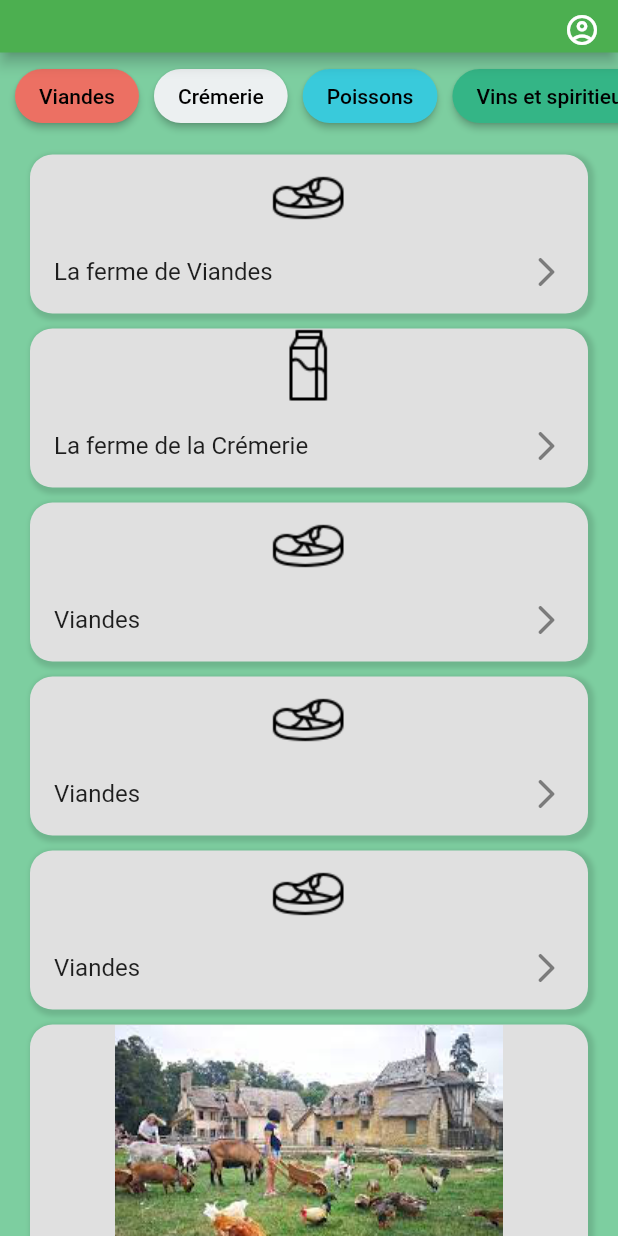
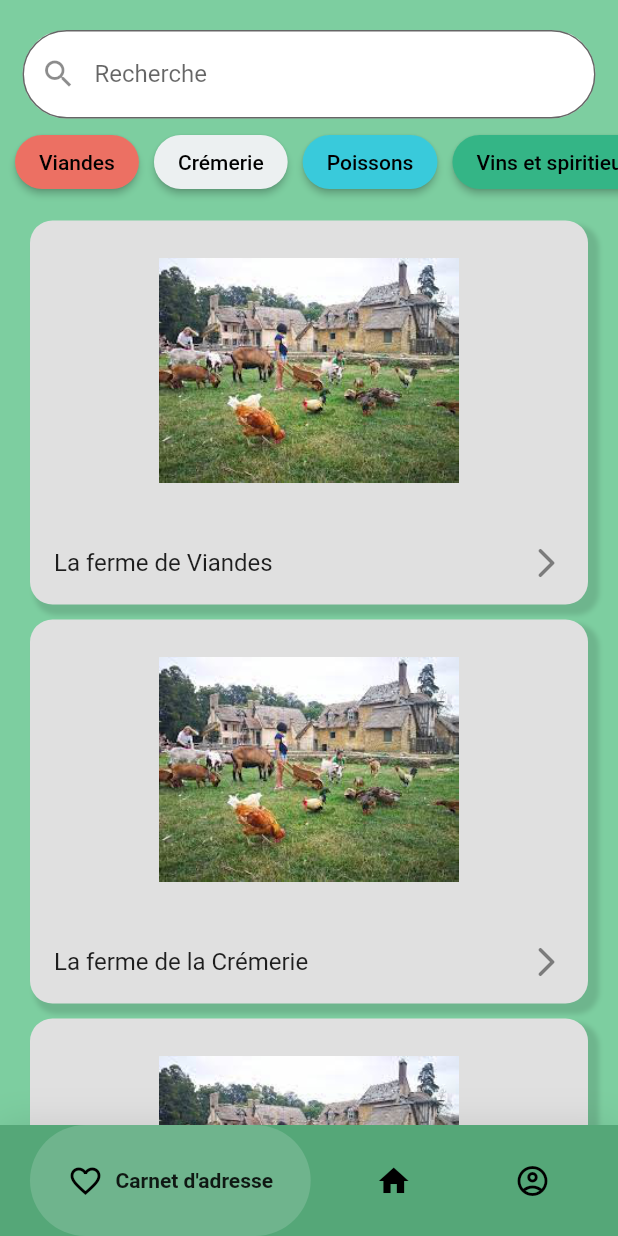
Before and after one commit to Sollres/place_du_marche, a Flutter app: the screen it shows after launch, on a phone screen of 412 x 824 dp. Run offline on Flutter 3.47's test engine with Material 2 defaults, Android fonts, the phone set to English and light mode, and no system bars; drawn by our look-alikes of google_nav_bar.

Commit message:
ajout barre navig et recherche

```diff
--- a/lib/pages/home_page.dart
+++ b/lib/pages/home_page.dart
@@ -1,8 +1,10 @@
 import 'package:flutter/material.dart';
 import 'package:place_du_marche/widgets/box_ferme_widget.dart';
 import 'package:place_du_marche/widgets/filtres_widget.dart';
+import 'package:google_nav_bar/google_nav_bar.dart';
 
 const backgroundColor = Color.fromRGBO(125, 206, 160, 1);
+const navBarColor = Color.fromARGB(255, 85, 167, 120);
 
 class HomePage extends StatelessWidget {
   const HomePage({super.key});
@@ -11,7 +13,42 @@ class HomePage extends StatelessWidget {
   Widget build(BuildContext context) {
     return Scaffold(
       backgroundColor: backgroundColor,
-      appBar: PreferredSize(
+      bottomNavigationBar: Container(
+        decoration: BoxDecoration(
+          color: navBarColor,
+          boxShadow: [
+            BoxShadow(
+              blurRadius: 20,
+              color: Colors.black.withOpacity(.1),
+            )
+          ],
+        ),
+        child: const SafeArea(
+          child: Padding(
+            padding: EdgeInsets.symmetric(horizontal: 20.0, vertical: 0),
+            child: GNav(
+              backgroundColor: navBarColor,
+              tabBorderRadius: 100.0,
+              hoverColor: Colors.grey,
+              haptic: true,
+              gap: 8,
+              tabBackgroundColor: Color.fromARGB(255, 111, 180, 141),
+              tabs: [
+                GButton(
+                  icon: Icons.favorite_border,
+                  text: 'Carnet d\'adresse',
+                ),
+                GButton(
+                  icon: Icons.home,
+                  text: 'Accueil',
+                ),
+                GButton(icon: Icons.account_circle_outlined, text: 'Profil'),
+              ],
+            ),
+          ),
+        ),
+      ),
+      /*appBar: PreferredSize(
         preferredSize: const Size.fromHeight(35.0),
         child: AppBar(
           actions: [
@@ -23,9 +60,24 @@ class HomePage extends StatelessWidget {
             ),
           ],
         ),
-      ),
+      ),*/
       body: ListView(
         children: [
+          const SizedBox(height: 20.0),
+          const Padding(
+            padding: EdgeInsets.symmetric(horizontal: 15.0, vertical: 0.0),
+            child: TextField(
+              decoration: InputDecoration(
+                border: OutlineInputBorder(
+                  borderRadius: BorderRadius.all(Radius.circular(30.0)),
+                ),
+                labelText: 'Recherche',
+                prefixIcon: Icon(Icons.search),
+                filled: true,
+                fillColor: Colors.white,
+              ),
+            ),
+          ),
           SingleChildScrollView(
             scrollDirection: Axis.horizontal,
             child: Padding(
@@ -82,28 +134,33 @@ class HomePage extends StatelessWidget {
             child: SingleChildScrollView(
               scrollDirection: Axis.vertical,
               child: Padding(
-                padding: const EdgeInsets.symmetric(
-                    horizontal: 10.0, vertical: 5.0),
+                padding:
+                    const EdgeInsets.symmetric(horizontal: 10.0, vertical: 5.0),
                 child: Wrap(
                   spacing: 10,
                   children: const [
                     BlogBoxWidget(
-                        title: 'La ferme de Viandes', imagePath: 'images/meat.png'),
+                        title: 'La ferme de Viandes',
+                        imagePath: 'images/test_ferme.png'),
                     BlogBoxWidget(
-                        title: 'La ferme de la Crémerie', imagePath: 'images/milk.png'),
+                        title: 'La ferme de la Crémerie',
+                        imagePath: 'images/test_ferme.png'),
                     BlogBoxWidget(
-                        title: 'Viandes', imagePath: 'images/meat.png'),
+                        title: 'La Ferme de George',
+                        imagePath: 'images/test_ferme.png'),
                     BlogBoxWidget(
-                        title: 'Viandes', imagePath: 'images/meat.png'),
+                        title: 'La Ferme qui ferme',
+                        imagePath: 'images/test_ferme.png'),
                     BlogBoxWidget(
-                        title: 'Viandes', imagePath: 'images/meat.png'),
+                        title: 'Viandes', imagePath: 'images/test_ferme.png'),
                     BlogBoxWidget(
-                        title: 'Ferme de Collins', imagePath: 'images/test_ferme.png'),
+                        title: 'Ferme de Collins',
+                        imagePath: 'images/test_ferme.png'),
                   ],
                 ),
               ),
             ),
-          )
+          ),
         ],
       ),
     );
--- a/lib/widgets/box_ferme_widget.dart
+++ b/lib/widgets/box_ferme_widget.dart
@@ -42,15 +42,15 @@ class BlogBoxWidget extends StatelessWidget {
               spreadRadius: 2,
               blurRadius: 2,
               offset: Offset(
-                2,
-                2,
+                5,
+                5,
               ),
             )
           ],
         ),
         child: Column(
           children: [
-            Image.asset(imagePath),
+            Image.asset(imagePath, width: 200.0, height: 200.0,),
             ListTile(
               title: Text(title),
               trailing: const Icon(Icons.arrow_forward_ios_rounded),
--- a/pubspec.yaml
+++ b/pubspec.yaml
@@ -36,6 +36,7 @@ dependencies:
   # The following adds the Cupertino Icons font to your application.
   # Use with the CupertinoIcons class for iOS style icons.
   cupertino_icons: ^1.0.2
+  google_nav_bar: ^5.0.6
 
 dev_dependencies:
   flutter_test:
```
Also changed, not shown: pubspec.lock.
